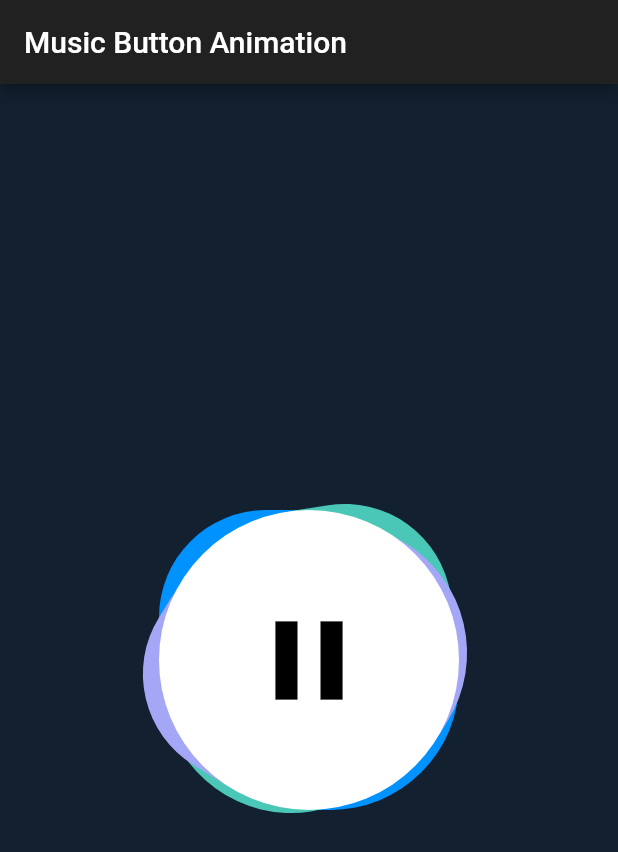
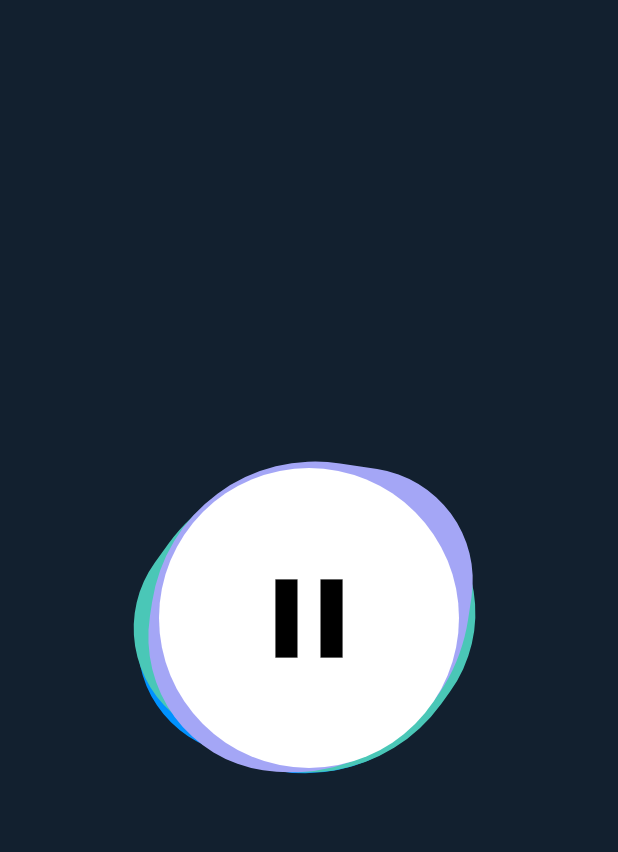
Before and after one commit to EhsanTgv/MusicButtonAnimationTest, a Flutter app: the screen it shows after launch, after a tap on the "play arrow" icon, on a phone screen of 412 x 824 dp. Shown: the top 852 px of the screen. Run offline on Flutter 3.47's test engine with Material 2 defaults, Android fonts, the phone set to English and light mode, and no system bars.

Commit message:
Implement animation on playButton

```diff
--- a/lib/main.dart
+++ b/lib/main.dart
@@ -27,9 +27,6 @@ class _MyHomePageState extends State<MyHomePage> {
   @override
   Widget build(BuildContext context) {
     return Scaffold(
-      appBar: AppBar(
-        title: Text("Music Button Animation"),
-      ),
       body: Scaffold(
         body: Center(
           child: SizedBox(
--- a/lib/play_button_basic.dart
+++ b/lib/play_button_basic.dart
@@ -1,6 +1,6 @@
+import 'dart:math';
+
 import 'package:flutter/material.dart';
-
-import 'blob.dart';
 
 class PlayButton extends StatefulWidget {
   final bool initialIsPlaying;
@@ -19,24 +19,58 @@ class PlayButton extends StatefulWidget {
   _PlayButtonState createState() => _PlayButtonState();
 }
 
-class _PlayButtonState extends State<PlayButton> {
+class _PlayButtonState extends State<PlayButton> with TickerProviderStateMixin {
+  static const _kToggleDuration = Duration(milliseconds: 300);
+  static const _kRotationDuration = Duration(seconds: 5);
+
   bool isPlaying;
 
+  // rotation and scale animations
+  AnimationController _rotationController;
+  AnimationController _scaleController;
   double _rotation = 0;
   double _scale = 0.85;
+
+  bool get _showWaves => !_scaleController.isDismissed;
+
+  void _updateRotation() => _rotation = _rotationController.value * 2 * pi;
+  void _updateScale() => _scale = (_scaleController.value * 0.2) + 0.85;
 
   @override
   void initState() {
     isPlaying = widget.initialIsPlaying;
+    _rotationController =
+        AnimationController(vsync: this, duration: _kRotationDuration)
+          ..addListener(() => setState(_updateRotation))
+          ..repeat();
+
+    _scaleController =
+        AnimationController(vsync: this, duration: _kToggleDuration)
+          ..addListener(() => setState(_updateScale));
+
     super.initState();
   }
 
   void _onToggle() {
-    setState(() {
-      isPlaying = !isPlaying;
-      _scale = _scale == 1 ? .85 : 1;
-    });
+    setState(() => isPlaying = !isPlaying);
+
+    if (_scaleController.isCompleted) {
+      _scaleController.reverse();
+    } else {
+      _scaleController.forward();
+    }
+
     widget.onPressed();
+  }
+
+  Widget _buildIcon(bool isPlaying) {
+    return SizedBox.expand(
+      key: ValueKey<bool>(isPlaying),
+      child: IconButton(
+        icon: isPlaying ? widget.pauseIcon : widget.playIcon,
+        onPressed: _onToggle,
+      ),
+    );
   }
 
   @override
@@ -46,26 +80,16 @@ class _PlayButtonState extends State<PlayButton> {
       child: Stack(
         alignment: Alignment.center,
         children: [
-          Blob(
-            color: Color(0xff0092ff), // color blue
-            scale: _scale,
-            rotation: _rotation,
-          ),
-          Blob(
-            color: Color(0xff4ac7b7), // color green
-            scale: _scale,
-            rotation: _rotation * 2 - 30, // offset angle from _rotation
-          ),
-          Blob(
-            color: Color(0xffa4a6f6), // color purple
-            scale: _scale,
-            rotation: _rotation * 3 - 45, // offset angle from _rotation
-          ),
+          if (_showWaves) ...[
+            Blob(color: Color(0xff0092ff), scale: _scale, rotation: _rotation),
+            Blob(color: Color(0xff4ac7b7), scale: _scale, rotation: _rotation * 2 - 30),
+            Blob(color: Color(0xffa4a6f6), scale: _scale, rotation: _rotation * 3 - 45),
+          ],
           Container(
             constraints: BoxConstraints.expand(),
-            child: IconButton(
-              icon: isPlaying ? widget.pauseIcon : widget.playIcon,
-              onPressed: _onToggle,
+            child: AnimatedSwitcher(
+              child: _buildIcon(isPlaying),
+              duration: _kToggleDuration,
             ),
             decoration: BoxDecoration(
               shape: BoxShape.circle,
@@ -76,4 +100,40 @@ class _PlayButtonState extends State<PlayButton> {
       ),
     );
   }
+
+  @override
+  void dispose() {
+    _scaleController.dispose();
+    _rotationController.dispose();
+    super.dispose();
+  }
 }
+
+class Blob extends StatelessWidget {
+  final double rotation;
+  final double scale;
+  final Color color;
+
+  const Blob({this.color, this.rotation = 0, this.scale = 1});
+
+  @override
+  Widget build(BuildContext context) {
+    return Transform.scale(
+      scale: scale,
+      child: Transform.rotate(
+        angle: rotation,
+        child: Container(
+          decoration: BoxDecoration(
+            color: color,
+            borderRadius: BorderRadius.only(
+              topLeft: Radius.circular(150),
+              topRight: Radius.circular(240),
+              bottomLeft: Radius.circular(220),
+              bottomRight: Radius.circular(180),
+            ),
+          ),
+        ),
+      ),
+    );
+  }
+}
```
